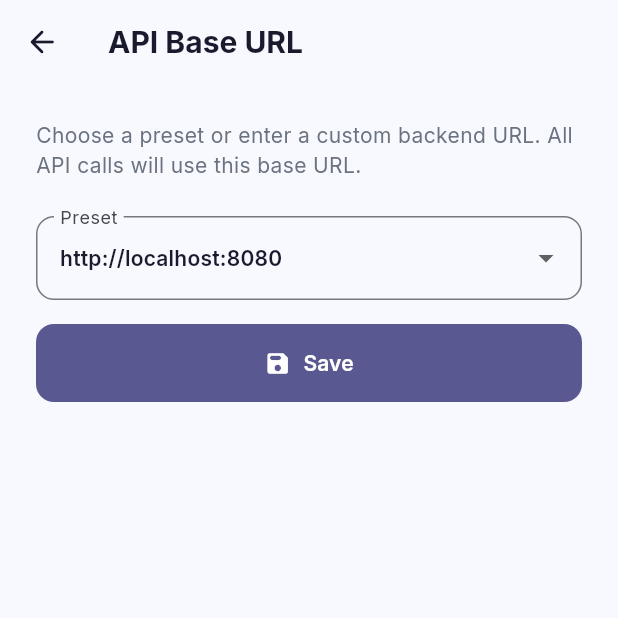
After one commit to ag597482/brainbash_frontend, a Flutter app: the screen it shows after launch, after a tap on "BrainBash", on a phone screen of 412 x 824 dp, the top half of it. The commit adds this screen. Run offline on Flutter 3.47's test engine with Material 3 defaults, Android fonts, the phone set to English and light mode, and no system bars; our stand-ins replace dio, fl_chart, flutter_animate, flutter_riverpod, go_router, google_fonts and 2 more.

Commit message:
updated login signup flow

```diff
--- a/lib/core/router/app_router.dart
+++ b/lib/core/router/app_router.dart
@@ -5,6 +5,7 @@ import '../../models/quiz_category.dart';
 import '../../providers/auth_provider.dart';
 import '../../features/auth/screens/login_screen.dart';
 import '../../features/home/screens/home_screen.dart';
+import '../../features/settings/screens/settings_screen.dart';
 import '../../features/quiz/screens/quiz_intro_screen.dart';
 import '../../features/quiz/screens/quiz_screen.dart';
 import '../../features/results/screens/result_screen.dart';
@@ -21,9 +22,10 @@ GoRouter createAppRouter(Ref ref) {
 
       final isLoggedIn = authState.isAuthenticated;
       final isOnLogin = state.matchedLocation == '/login';
+      final isOnSettings = state.matchedLocation == '/settings';
 
-      // If not logged in and not on login page, redirect to login
-      if (!isLoggedIn && !isOnLogin) return '/login';
+      // If not logged in and not on login/settings, redirect to login
+      if (!isLoggedIn && !isOnLogin && !isOnSettings) return '/login';
 
       // If logged in and on login page, redirect to home
       if (isLoggedIn && isOnLogin) return '/';
@@ -40,6 +42,11 @@ GoRouter createAppRouter(Ref ref) {
         path: '/',
         name: 'home',
         builder: (context, state) => const HomeScreen(),
+      ),
+      GoRoute(
+        path: '/settings',
+        name: 'settings',
+        builder: (context, state) => const SettingsScreen(),
       ),
       GoRoute(
         path: '/quiz/:category/intro',
--- a/lib/features/auth/screens/login_screen.dart
+++ b/lib/features/auth/screens/login_screen.dart
@@ -1,6 +1,7 @@
 import 'package:flutter/material.dart';
 import 'package:flutter_riverpod/flutter_riverpod.dart';
 import 'package:flutter_animate/flutter_animate.dart';
+import 'package:go_router/go_router.dart';
 
 import '../../../core/theme/app_colors.dart';
 import '../../../providers/auth_provider.dart';
@@ -51,13 +52,16 @@ class LoginScreen extends ConsumerWidget {
 
                 const SizedBox(height: 24),
 
-                // App name
-                Text(
-                  'BrainBash',
-                  style: Theme.of(context).textTheme.headlineLarge?.copyWith(
-                        fontWeight: FontWeight.w800,
-                        color: AppColors.primary,
-                      ),
+                // App name — tap to open API base URL settings
+                GestureDetector(
+                  onTap: () => context.push('/settings'),
+                  child: Text(
+                    'BrainBash',
+                    style: Theme.of(context).textTheme.headlineLarge?.copyWith(
+                          fontWeight: FontWeight.w800,
+                          color: AppColors.primary,
+                        ),
+                  ),
                 ).animate(delay: 200.ms).fadeIn(duration: 500.ms),
 
                 const SizedBox(height: 8),
--- a/lib/features/home/screens/home_screen.dart
+++ b/lib/features/home/screens/home_screen.dart
@@ -26,7 +26,10 @@ class HomeScreen extends ConsumerWidget {
             // App bar
             SliverAppBar(
               floating: true,
-              title: Row(
+              title: GestureDetector(
+                onTap: () => context.push('/settings'),
+                child: Row(
+                  mainAxisSize: MainAxisSize.min,
                   children: [
                     const Icon(Icons.psychology_alt_rounded,
                         color: AppColors.primary),
@@ -39,6 +42,7 @@ class HomeScreen extends ConsumerWidget {
                           ),
                     ),
                   ],
+                ),
               ),
               actions: [
                 IconButton(
--- /dev/null
+++ b/lib/features/settings/screens/settings_screen.dart
@@ -0,0 +1,191 @@
+import 'package:flutter/material.dart';
+import 'package:flutter_riverpod/flutter_riverpod.dart';
+import 'package:go_router/go_router.dart';
+
+import '../../../core/theme/app_colors.dart';
+import '../../../providers/base_url_provider.dart';
+
+class SettingsScreen extends ConsumerStatefulWidget {
+  const SettingsScreen({super.key});
+
+  @override
+  ConsumerState<SettingsScreen> createState() => _SettingsScreenState();
+}
+
+class _SettingsScreenState extends ConsumerState<SettingsScreen> {
+  static const _customValue = '__custom__';
+  String _dropdownValue = presetBaseUrls.first;
+  final _customController = TextEditingController();
+  final _customFocus = FocusNode();
+
+  @override
+  void initState() {
+    super.initState();
+    WidgetsBinding.instance.addPostFrameCallback((_) {
+      if (mounted) {
+        _syncFromProvider(ref.read(baseUrlProvider));
+      }
+    });
+  }
+
+  @override
+  void dispose() {
+    _customController.dispose();
+    _customFocus.dispose();
+    super.dispose();
+  }
+
+  void _syncFromProvider(String? savedUrl) {
+    if (savedUrl == null || savedUrl.isEmpty) {
+      _dropdownValue = presetBaseUrls.first;
+      _customController.text = '';
+      return;
+    }
+    final presetIndex = presetBaseUrls.indexOf(savedUrl);
+    if (presetIndex >= 0) {
+      _dropdownValue = presetBaseUrls[presetIndex];
+      _customController.text = '';
+    } else {
+      _dropdownValue = _customValue;
+      _customController.text = savedUrl;
+    }
+    if (mounted) setState(() {});
+  }
+
+  @override
+  Widget build(BuildContext context) {
+    ref.listen<String?>(baseUrlProvider, (prev, next) {
+      if (mounted) _syncFromProvider(next);
+    });
+
+    return Scaffold(
+      appBar: AppBar(
+        title: const Text('API Base URL'),
+        leading: IconButton(
+          icon: const Icon(Icons.arrow_back_rounded),
+          onPressed: () => context.pop(),
+        ),
+      ),
+      body: SafeArea(
+        child: SingleChildScrollView(
+          padding: const EdgeInsets.all(24),
+          child: Column(
+            crossAxisAlignment: CrossAxisAlignment.stretch,
+            children: [
+              Text(
+                'Choose a preset or enter a custom backend URL. All API calls will use this base URL.',
+                style: Theme.of(context).textTheme.bodyMedium?.copyWith(
+                      color: AppColors.textSecondary,
+                    ),
+              ),
+              const SizedBox(height: 24),
+              DropdownButtonFormField<String>(
+                value: presetBaseUrls.contains(_dropdownValue)
+                    ? _dropdownValue
+                    : _customValue,
+                isExpanded: true,
+                decoration: InputDecoration(
+                  labelText: 'Preset',
+                  border: OutlineInputBorder(
+                    borderRadius: BorderRadius.circular(12),
+                  ),
+                ),
+                selectedItemBuilder: (context) => [
+                  ...presetBaseUrls.map(
+                    (url) => Text(
+                      url,
+                      overflow: TextOverflow.ellipsis,
+                      style: const TextStyle(fontSize: 14),
+                    ),
+                  ),
+                  const Text('Custom URL'),
+                ],
+                items: [
+                  ...presetBaseUrls.map(
+                    (url) => DropdownMenuItem(
+                      value: url,
+                      child: Text(
+                        url,
+                        overflow: TextOverflow.ellipsis,
+                        style: const TextStyle(fontSize: 14),
+                      ),
+                    ),
+                  ),
+                  const DropdownMenuItem(
+                    value: _customValue,
+                    child: Text('Custom URL'),
+                  ),
+                ],
+                onChanged: (value) {
+                  setState(() {
+                    _dropdownValue = value ?? presetBaseUrls.first;
+                    if (_dropdownValue != _customValue) {
+                      _customController.clear();
+                    }
+                  });
+                },
+              ),
+              const SizedBox(height: 16),
+              if (_dropdownValue == _customValue) ...[
+                TextFormField(
+                  controller: _customController,
+                  focusNode: _customFocus,
+                  decoration: InputDecoration(
+                    labelText: 'Custom base URL',
+                    hintText: 'https://your-backend.example.com',
+                    border: OutlineInputBorder(
+                      borderRadius: BorderRadius.circular(12),
+                    ),
+                  ),
+                  keyboardType: TextInputType.url,
+                  autocorrect: false,
+                  onChanged: (_) => setState(() {}),
+                ),
+                const SizedBox(height: 24),
+              ],
+              FilledButton.icon(
+                onPressed: () async {
+                  final url = _dropdownValue == _customValue
+                      ? _customController.text.trim()
+                      : _dropdownValue;
+                  if (url.isEmpty && _dropdownValue == _customValue) {
+                    ScaffoldMessenger.of(context).showSnackBar(
+                      const SnackBar(
+                        content: Text('Enter a URL or choose a preset'),
+                      ),
+                    );
+                    return;
+                  }
+                  await ref.read(baseUrlProvider.notifier).setBaseUrl(
+                        url.isEmpty ? null : url,
+                      );
+                  if (context.mounted) {
+                    ScaffoldMessenger.of(context).showSnackBar(
+                      SnackBar(
+                        content: Text(
+                          url.isEmpty
+                              ? 'Base URL cleared; using default.'
+                              : 'Base URL saved.',
+                        ),
+                        backgroundColor: AppColors.success,
+                      ),
+                    );
+                    context.pop();
+                  }
+                },
+                icon: const Icon(Icons.save_rounded),
+                label: const Text('Save'),
+                style: FilledButton.styleFrom(
+                  padding: const EdgeInsets.symmetric(vertical: 16),
+                  shape: RoundedRectangleBorder(
+                    borderRadius: BorderRadius.circular(12),
+                  ),
+                ),
+              ),
+            ],
+          ),
+        ),
+      ),
+    );
+  }
+}
--- a/lib/providers/auth_provider.dart
+++ b/lib/providers/auth_provider.dart
@@ -4,6 +4,7 @@ import 'package:flutter/foundation.dart' show kIsWeb;
 import 'package:flutter_riverpod/flutter_riverpod.dart';
 import 'package:google_sign_in/google_sign_in.dart';
 import 'package:shared_preferences/shared_preferences.dart';
+import 'base_url_provider.dart';
 import '../models/user_profile.dart';
 import '../services/api_client.dart';
 import '../services/auth_service.dart';
@@ -14,9 +15,13 @@ const _keyAuthUser = 'auth_user';
 const _googleClientId =
     '299124149695-l9j2u20pfjekin89rg24olrob8kia2cr.apps.googleusercontent.com';
 
-// API client provider
+// API client provider — one instance; base URL updated when stored URL loads or changes.
 final apiClientProvider = Provider<ApiClient>((ref) {
-  return ApiClient();
+  final client = ApiClient(baseUrl: defaultBaseUrl);
+  ref.listen<String?>(baseUrlProvider, (prev, next) {
+    client.setBaseUrl(next ?? defaultBaseUrl);
+  });
+  return client;
 });
 
 // Auth service provider
--- /dev/null
+++ b/lib/providers/base_url_provider.dart
@@ -0,0 +1,45 @@
+import 'package:flutter_riverpod/flutter_riverpod.dart';
+import 'package:shared_preferences/shared_preferences.dart';
+
+const _keyBaseUrl = 'api_base_url';
+
+/// Default URL used when none is saved.
+const defaultBaseUrl = 'http://localhost:8080';
+
+/// Preset backend URLs for quick selection.
+const presetBaseUrls = [
+  'http://localhost:8080',
+  'https://brainbashbackend-brainbash.up.railway.app',
+];
+
+class BaseUrlNotifier extends StateNotifier<String?> {
+  BaseUrlNotifier() : super(null) {
+    _load();
+  }
+
+  Future<void> _load() async {
+    final prefs = await SharedPreferences.getInstance();
+    state = prefs.getString(_keyBaseUrl);
+  }
+
+  Future<void> setBaseUrl(String? url) async {
+    final prefs = await SharedPreferences.getInstance();
+    if (url == null || url.isEmpty) {
+      await prefs.remove(_keyBaseUrl);
+      state = null;
+    } else {
+      final trimmed = url.trim();
+      if (trimmed.isEmpty) {
+        await prefs.remove(_keyBaseUrl);
+        state = null;
+      } else {
+        await prefs.setString(_keyBaseUrl, trimmed);
+        state = trimmed;
+      }
+    }
+  }
+}
+
+final baseUrlProvider = StateNotifierProvider<BaseUrlNotifier, String?>((ref) {
+  return BaseUrlNotifier();
+});
--- a/lib/services/api_client.dart
+++ b/lib/services/api_client.dart
@@ -48,6 +48,11 @@ class ApiClient {
     _authToken = null;
   }
 
+  /// Updates the base URL for all subsequent requests.
+  void setBaseUrl(String baseUrl) {
+    _dio.options.baseUrl = baseUrl;
+  }
+
   Future<Response<T>> get<T>(
     String path, {
     Map<String, dynamic>? queryParameters,
```
Lines whose indentation alone changed are shown as unchanged.
